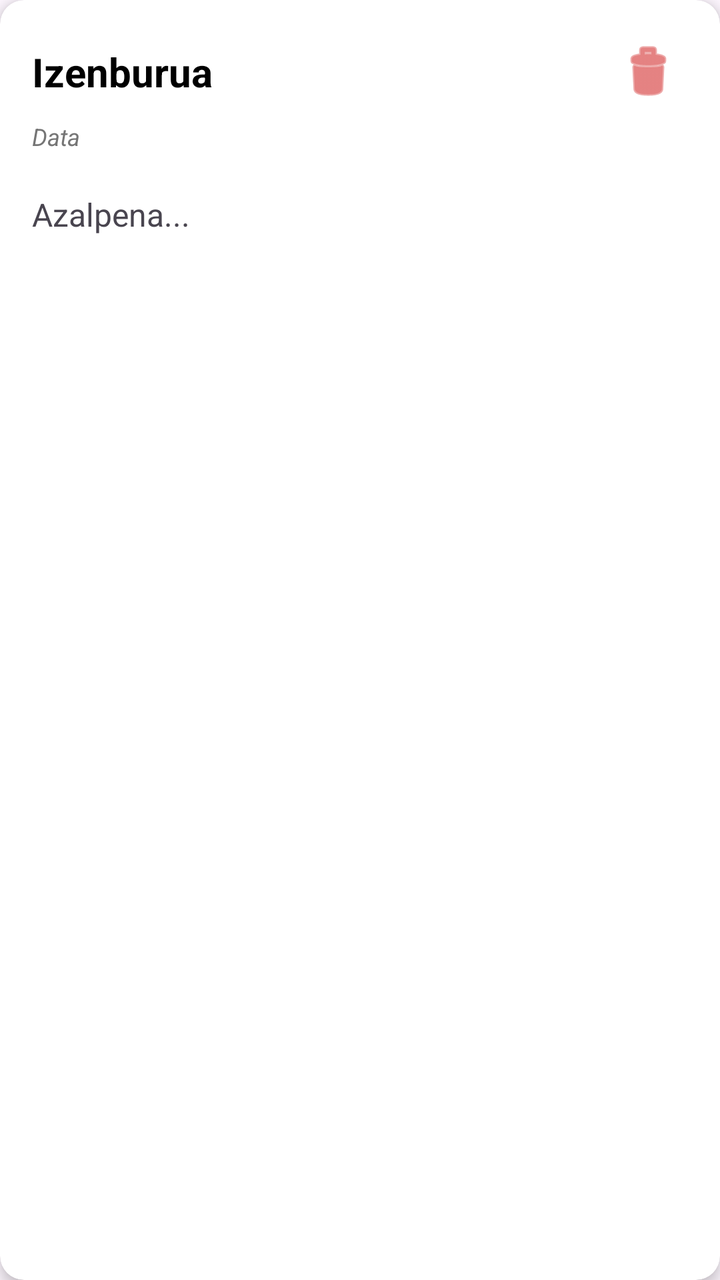
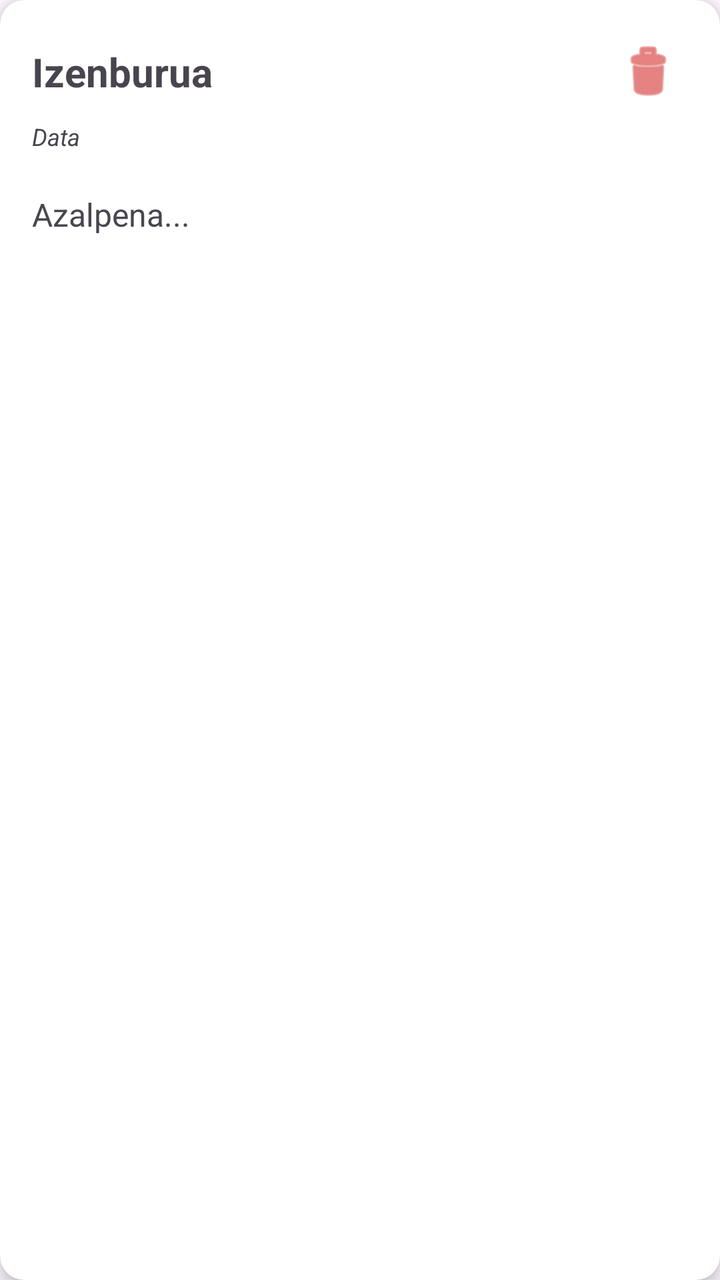

Before-and-after screenshots of an Android layout around one commit, followed by the original layout XML and the change that was made.
<!-- AndroidManifest.xml: application theme Theme.Erronka4 -->
<!-- res/layout/item_incidencia.xml -->
<?xml version="1.0" encoding="utf-8"?>
<androidx.cardview.widget.CardView xmlns:android="http://schemas.android.com/apk/res/android"
    xmlns:app="http://schemas.android.com/apk/res-auto"
    android:layout_width="match_parent"
    android:layout_height="wrap_content"
    android:layout_margin="10dp"
    app:cardCornerRadius="12dp"
    app:cardElevation="4dp">

    <LinearLayout
        android:layout_width="match_parent"
        android:layout_height="wrap_content"
        android:orientation="vertical"
        android:padding="16dp">

        <LinearLayout
            android:layout_width="match_parent"
            android:layout_height="wrap_content"
            android:orientation="horizontal"
            android:gravity="center_vertical">

            <TextView
                android:id="@+id/tvTitulo"
                android:layout_width="0dp"
                android:layout_height="wrap_content"
                android:layout_weight="1"
                android:text="Izenburua"
                android:textSize="20sp"
                android:textStyle="bold"
                android:textColor="@color/black"/>

            <ImageButton
                android:id="@+id/btnDelete"
                android:layout_width="40dp"
                android:layout_height="40dp"
                android:background="?attr/selectableItemBackgroundBorderless"
                android:src="@android:drawable/ic_menu_delete"
                android:contentDescription="Ezabatu"
                app:tint="#D32F2F" />
        </LinearLayout>

        <TextView
            android:id="@+id/tvFecha"
            android:layout_width="wrap_content"
            android:layout_height="wrap_content"
            android:layout_marginTop="4dp"
            android:text="Data"
            android:textSize="12sp"
            android:textStyle="italic"
            android:textColor="#757575"/>

        <androidx.constraintlayout.widget.ConstraintLayout
            android:layout_width="match_parent"
            android:layout_height="wrap_content"
            android:layout_marginTop="10dp">

            <ImageView
                android:id="@+id/ivIncidencia"
                android:layout_width="0dp"
                android:layout_height="wrap_content"
                android:adjustViewBounds="true"
                android:scaleType="fitCenter"
                android:visibility="gone"
                android:src="@android:drawable/ic_menu_gallery"
                app:layout_constraintBottom_toBottomOf="parent"
                app:layout_constraintEnd_toEndOf="parent"
                app:layout_constraintStart_toStartOf="parent"
                app:layout_constraintTop_toTopOf="parent"
                app:layout_constraintWidth_percent="0.5" /> </androidx.constraintlayout.widget.ConstraintLayout>


        <TextView
            android:id="@+id/tvDescripcion"
            android:layout_width="match_parent"
            android:layout_height="wrap_content"
            android:layout_marginTop="10dp"
            android:text="Azalpena..."
            android:textSize="16sp"/>

    </LinearLayout>

</androidx.cardview.widget.CardView>
<!-- resources referenced by this layout -->
<resources>
  <color name="black">#FF000000</color>
  <style name="Theme.Erronka4" parent="Base.Theme.Erronka4" />
  <style name="Base.Theme.Erronka4" parent="Theme.Material3.DayNight.NoActionBar">
          
          
      </style>
</resources>

<!-- the commit's change to res/layout/item_incidencia.xml (unified diff, before → after) -->
@@ -26,8 +26,7 @@
                 android:layout_weight="1"
                 android:text="Izenburua"
                 android:textSize="20sp"
-                android:textStyle="bold"
-                android:textColor="@color/black"/>
+                android:textStyle="bold" />
 
             <ImageButton
                 android:id="@+id/btnDelete"
@@ -46,8 +45,7 @@
             android:layout_marginTop="4dp"
             android:text="Data"
             android:textSize="12sp"
-            android:textStyle="italic"
-            android:textColor="#757575"/>
+            android:textStyle="italic" />
 
         <androidx.constraintlayout.widget.ConstraintLayout
             android:layout_width="match_parent"
<!-- resource entries referenced after the edit -->
@@ -1,6 +1,5 @@
 <!-- resources referenced by this layout -->
 <resources>
-  <color name="black">#FF000000</color>
   <style name="Theme.Erronka4" parent="Base.Theme.Erronka4" />
   <style name="Base.Theme.Erronka4" parent="Theme.Material3.DayNight.NoActionBar">
           
